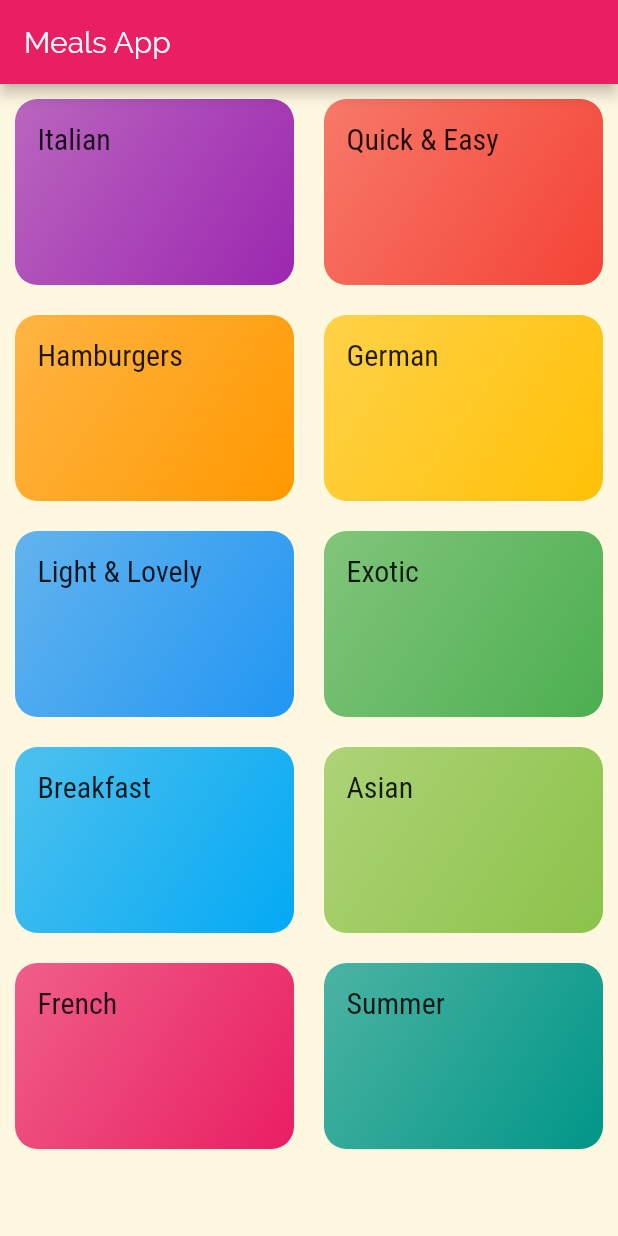
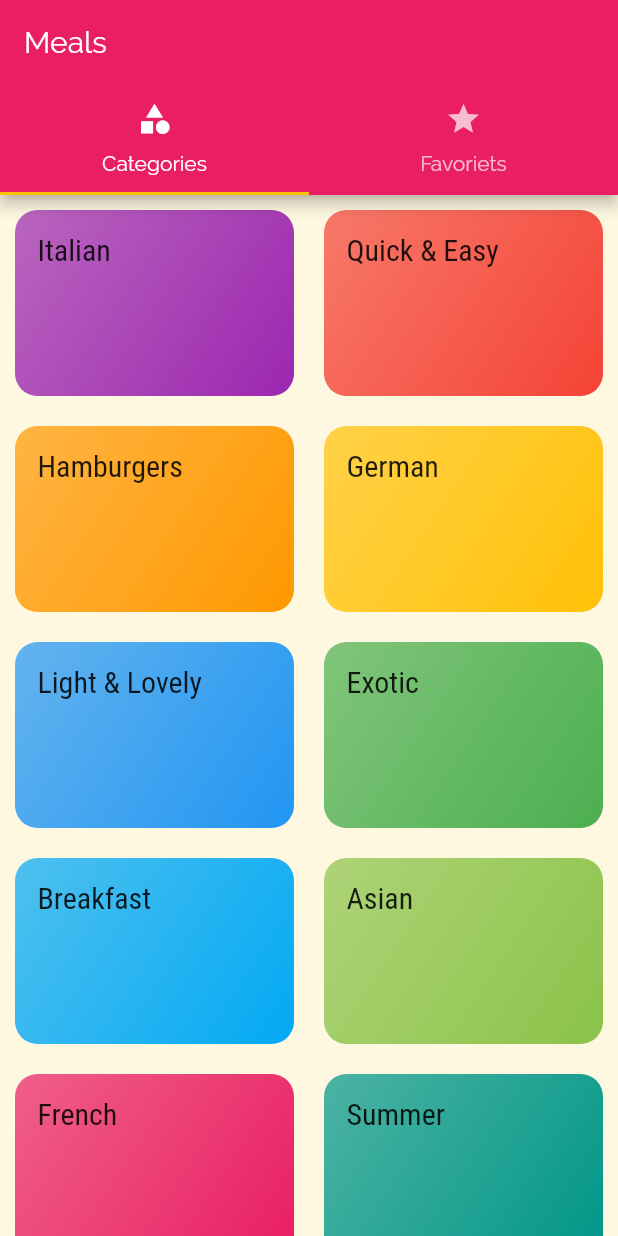
Before and after one commit to Muhammed-AbdelGhany/resturant-app, a Flutter app: the screen it shows after launch, on a phone screen of 412 x 824 dp. Run offline on Flutter 3.47's test engine with Material 2 defaults, Android fonts, the phone set to English and light mode, and no system bars.

Commit message:
app bar added

```diff
--- a/lib/main.dart
+++ b/lib/main.dart
@@ -1,6 +1,7 @@
 import 'package:flutter/material.dart';
 import 'package:meals_app/screens/category_meals_screen.dart';
 import 'package:meals_app/screens/meal_details_screen.dart';
+import 'package:meals_app/screens/tabs_screen.dart';
 
 import 'screens/categories_screen.dart';
 
@@ -31,7 +32,7 @@ class MyApp extends StatelessWidget {
       ),
       // home: CategoriesScreen(),
       routes: {
-        '/': (ctx) => CategoriesScreen(),
+        '/': (ctx) => TabsScreen(),
         CategoryMealsScreen.routeName: (ctx) => CategoryMealsScreen(),
         MealDetailsScreen.routeName: (ctx) => MealDetailsScreen(),
       },
--- a/lib/screens/categories_screen.dart
+++ b/lib/screens/categories_screen.dart
@@ -6,11 +6,7 @@ import '../widgets/category_item.dart';
 class CategoriesScreen extends StatelessWidget {
   @override
   Widget build(BuildContext context) {
-    return Scaffold(
-      appBar: AppBar(
-        title: const Text('Meals App'),
-      ),
-      body: GridView(
+    return GridView(
       padding: const EdgeInsets.all(10),
       children: [
         ...DUMMY_CATEGORIES.map((data) {
@@ -27,7 +23,6 @@ class CategoriesScreen extends StatelessWidget {
         crossAxisSpacing: 20,
         mainAxisSpacing: 20,
       ),
-      ),
     );
   }
 }
--- /dev/null
+++ b/lib/screens/favoriets_screen.dart
@@ -0,0 +1,8 @@
+import 'package:flutter/material.dart';
+
+class FavorietsScreen extends StatelessWidget {
+  @override
+  Widget build(BuildContext context) {
+    return Center();
+  }
+}
--- /dev/null
+++ b/lib/screens/tabs_screen.dart
@@ -0,0 +1,39 @@
+import 'dart:math';
+
+import 'package:flutter/material.dart';
+import 'package:meals_app/screens/categories_screen.dart';
+import 'package:meals_app/screens/favoriets_screen.dart';
+
+class TabsScreen extends StatefulWidget {
+  @override
+  _TabsScreenState createState() => _TabsScreenState();
+}
+
+class _TabsScreenState extends State<TabsScreen> {
+  @override
+  Widget build(BuildContext context) {
+    return DefaultTabController(
+      length: 2,
+      child: Scaffold(
+        appBar: AppBar(
+          title: Text('Meals'),
+          bottom: TabBar(tabs: [
+            Tab(
+              icon: Icon(Icons.category),
+              text: 'Categories',
+            ),
+            Tab(
+              icon: Icon(
+                Icons.star,
+              ),
+              text: 'Favoriets',
+            ),
+          ]),
+        ),
+        body: TabBarView(
+          children: [CategoriesScreen(), FavorietsScreen()],
+        ),
+      ),
+    );
+  }
+}
```
Lines whose indentation alone changed are shown as unchanged.
